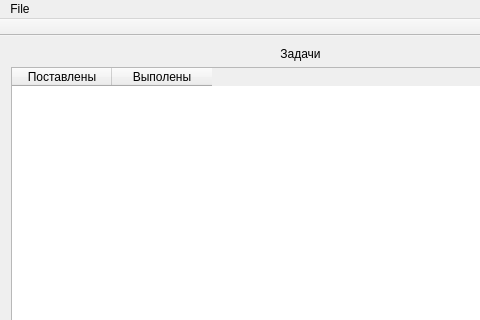
The window that app/LightTaskManager/views/mainwindow.ui (moevm/gui-1h2018-06) describes before a commit, drawn with Qt 5; both pictures show x 0 to 480 and y 0 to 320 of the 800 by 600 pixel window.
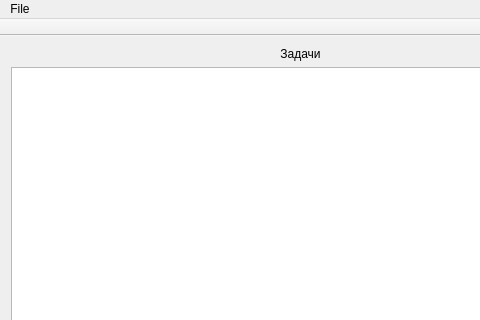
The same window after the commit. Icons and pictures are not drawn.

Commit message: Ячейка пути до директории readOnly

```diff
--- a/app/LightTaskManager/views/mainwindow.ui
+++ b/app/LightTaskManager/views/mainwindow.ui
@@ -70,7 +70,7 @@
           <bool>false</bool>
          </property>
          <attribute name="horizontalHeaderVisible">
-          <bool>true</bool>
+          <bool>false</bool>
          </attribute>
          <attribute name="horizontalHeaderCascadingSectionResizes">
           <bool>false</bool>
```
Left out of the diff: 6 changed lines with no effect on the pictures.
